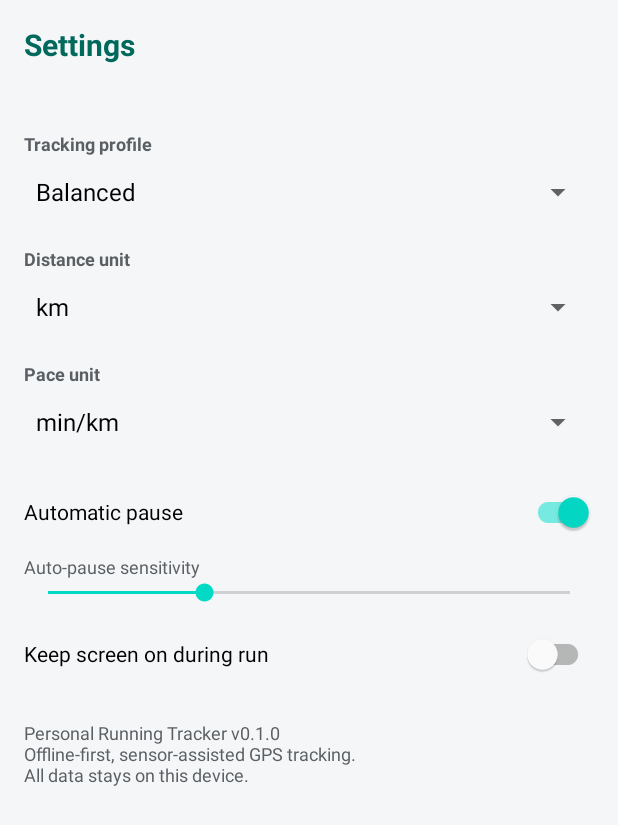
After one commit to i3iorn/personal_running_tracker, an Android app: the SettingsActivity screen opened directly, with no data from a screen before it, on a phone screen of 412 x 824 dp. The commit adds this screen. Shown: the top 825 px of the screen. Run offline under Robolectric (Android 15) with nearby library versions, the phone set to English and light mode, and no system bars.

Commit message:
Phase E: run-state crash recovery, transactional finish writes, degraded-GPS notification, GPS index, populated history list with date filter, Settings screen

```diff
--- a/app/src/main/AndroidManifest.xml
+++ b/app/src/main/AndroidManifest.xml
@@ -29,6 +29,7 @@
 
         <activity android:name=".RunDetailActivity" android:exported="false" />
         <activity android:name=".StatisticsActivity" android:exported="false" />
+        <activity android:name=".SettingsActivity" android:exported="false" />
 
         <!-- Foreground service declared here; implemented in Phase 2. -->
         <service android:name=".tracking.TrackingService" android:exported="false"
--- /dev/null
+++ b/app/src/main/java/dev/schrammel/personal_running_tracker/SettingsActivity.kt
@@ -0,0 +1,74 @@
+package dev.schrammel.personal_running_tracker
+
+import android.os.Bundle
+import android.widget.ArrayAdapter
+import android.widget.SeekBar
+import android.widget.Spinner
+import com.google.android.material.switchmaterial.SwitchMaterial
+import androidx.appcompat.app.AppCompatActivity
+import dev.schrammel.personal_running_tracker.settings.TrackingPreferences
+
+/** Settings (spec §9.4): profile, units, auto-pause, screen-on. All stored in TrackingPreferences. */
+class SettingsActivity : AppCompatActivity() {
+
+    override fun onCreate(savedInstanceState: Bundle?) {
+        super.onCreate(savedInstanceState)
+        setContentView(R.layout.activity_settings)
+        val prefs = TrackingPreferences(this)
+
+        val profileSpinner = findViewById<Spinner>(R.id.profileSpinner)
+        profileSpinner.adapter = ArrayAdapter(
+            this, android.R.layout.simple_spinner_dropdown_item,
+            listOf("Saver", "Balanced", "High Accuracy")
+        )
+        profileSpinner.setSelection(
+            listOf("Saver", "Balanced", "High Accuracy").indexOf(prefs.trackingProfile).coerceAtLeast(0)
+        )
+        profileSpinner.onItemSelectedListener = object : android.widget.AdapterView.OnItemSelectedListener {
+            override fun onItemSelected(p: android.widget.AdapterView<*>?, v: android.view.View?, pos: Int, id: Long) {
+                prefs.trackingProfile = listOf("Saver", "Balanced", "High Accuracy")[pos]
+            }
+            override fun onNothingSelected(p: android.widget.AdapterView<*>?) {}
+        }
+
+        val distanceUnits = listOf("km", "mi")
+        val distanceSpinner = findViewById<Spinner>(R.id.distanceUnitSpinner)
+        distanceSpinner.adapter = ArrayAdapter(this, android.R.layout.simple_spinner_dropdown_item, distanceUnits)
+        distanceSpinner.setSelection(distanceUnits.indexOf(prefs.distanceUnit).coerceAtLeast(0))
+        distanceSpinner.onItemSelectedListener = object : android.widget.AdapterView.OnItemSelectedListener {
+            override fun onItemSelected(p: android.widget.AdapterView<*>?, v: android.view.View?, pos: Int, id: Long) {
+                prefs.distanceUnit = distanceUnits[pos]
+            }
+            override fun onNothingSelected(p: android.widget.AdapterView<*>?) {}
+        }
+
+        val paceUnits = listOf("min/km", "min/mi")
+        val paceSpinner = findViewById<Spinner>(R.id.paceUnitSpinner)
+        paceSpinner.adapter = ArrayAdapter(this, android.R.layout.simple_spinner_dropdown_item, paceUnits)
+        paceSpinner.setSelection(paceUnits.indexOf(prefs.paceUnit).coerceAtLeast(0))
+        paceSpinner.onItemSelectedListener = object : android.widget.AdapterView.OnItemSelectedListener {
+            override fun onItemSelected(p: android.widget.AdapterView<*>?, v: android.view.View?, pos: Int, id: Long) {
+                prefs.paceUnit = paceUnits[pos]
+            }
+            override fun onNothingSelected(p: android.widget.AdapterView<*>?) {}
+        }
+
+        val autoPause = findViewById<SwitchMaterial>(R.id.autoPauseSwitch)
+        autoPause.isChecked = prefs.autoPauseEnabled
+        autoPause.setOnCheckedChangeListener { _, checked -> prefs.autoPauseEnabled = checked }
+
+        val seek = findViewById<SeekBar>(R.id.sensitivitySeek)
+        seek.progress = prefs.autoPauseSensitivity.coerceIn(0, 10)
+        seek.setOnSeekBarChangeListener(object : SeekBar.OnSeekBarChangeListener {
+            override fun onProgressChanged(bar: SeekBar?, value: Int, fromUser: Boolean) {
+                if (fromUser) prefs.autoPauseSensitivity = value
+            }
+            override fun onStartTrackingTouch(bar: SeekBar?) {}
+            override fun onStopTrackingTouch(bar: SeekBar?) {}
+        })
+
+        val screenOn = findViewById<SwitchMaterial>(R.id.screenOnSwitch)
+        screenOn.isChecked = prefs.screenOnEnabled
+        screenOn.setOnCheckedChangeListener { _, checked -> prefs.screenOnEnabled = checked }
+    }
+}
--- a/app/src/main/java/dev/schrammel/personal_running_tracker/data/AppDatabase.kt
+++ b/app/src/main/java/dev/schrammel/personal_running_tracker/data/AppDatabase.kt
@@ -7,7 +7,7 @@ import androidx.room.RoomDatabase
 import androidx.room.TypeConverters
 
 @TypeConverters(Converters::class)
-@Database(entities = [RunEntity::class, GpsEntity::class, SensorEntity::class, EstimatedPositionEntity::class, RunDiagnostic::class, SplitEntity::class], version = 3, exportSchema = false)
+@Database(entities = [RunEntity::class, GpsEntity::class, SensorEntity::class, EstimatedPositionEntity::class, RunDiagnostic::class, SplitEntity::class, RunStateEntity::class], version = 4, exportSchema = false)
 abstract class AppDatabase : RoomDatabase() {
     abstract fun runDao(): RunDao
     abstract fun gpsDao(): GpsDao
@@ -15,6 +15,7 @@ abstract class AppDatabase : RoomDatabase() {
     abstract fun estimatedPositionDao(): EstimatedPositionDao
     abstract fun runDiagnosticDao(): RunDiagnosticDao
     abstract fun splitDao(): SplitDao
+    abstract fun runStateDao(): RunStateDao
 
     companion object {
         @Volatile private var INSTANCE: AppDatabase? = null
--- a/app/src/main/java/dev/schrammel/personal_running_tracker/data/GpsEntity.kt
+++ b/app/src/main/java/dev/schrammel/personal_running_tracker/data/GpsEntity.kt
@@ -1,10 +1,11 @@
 package dev.schrammel.personal_running_tracker.data
 
 import androidx.room.Entity
+import androidx.room.Index
 import androidx.room.PrimaryKey
 import dev.schrammel.personal_running_tracker.model.GpsObservation
 
-@Entity(tableName = "gps_observations")
+@Entity(tableName = "gps_observations", indices = [Index("runId", "timestamp")])
 data class GpsEntity(
     @PrimaryKey(autoGenerate = true) val id: Long = 0L,
     val runId: Long,
--- /dev/null
+++ b/app/src/main/res/layout/activity_settings.xml
@@ -0,0 +1,76 @@
+<?xml version="1.0" encoding="utf-8"?>
+<LinearLayout xmlns:android="http://schemas.android.com/apk/res/android"
+    android:layout_width="match_parent"
+    android:layout_height="match_parent"
+    android:orientation="vertical"
+    android:fitsSystemWindows="true"
+    android:background="@color/rt_background">
+
+    <TextView
+        android:layout_width="match_parent"
+        android:layout_height="wrap_content"
+        android:padding="16dp"
+        android:text="Settings"
+        android:textColor="@color/rt_primary"
+        android:textSize="20sp"
+        android:textStyle="bold" />
+
+    <ScrollView
+        android:layout_width="match_parent"
+        android:layout_height="0dp"
+        android:layout_weight="1">
+
+        <LinearLayout
+            android:layout_width="match_parent"
+            android:layout_height="wrap_content"
+            android:orientation="vertical"
+            android:padding="16dp">
+
+            <TextView style="@style/SettingsLabel" android:text="Tracking profile" />
+            <Spinner android:id="@+id/profileSpinner" style="@style/SettingsControl" />
+
+            <TextView style="@style/SettingsLabel" android:text="Distance unit" />
+            <Spinner android:id="@+id/distanceUnitSpinner" style="@style/SettingsControl" />
+
+            <TextView style="@style/SettingsLabel" android:text="Pace unit" />
+            <Spinner android:id="@+id/paceUnitSpinner" style="@style/SettingsControl" />
+
+            <com.google.android.material.switchmaterial.SwitchMaterial
+                android:id="@+id/autoPauseSwitch"
+                android:layout_width="match_parent"
+                android:layout_height="wrap_content"
+                android:layout_marginTop="12dp"
+                android:text="Automatic pause" />
+
+            <TextView
+                android:layout_width="match_parent"
+                android:layout_height="wrap_content"
+                android:layout_marginTop="4dp"
+                android:text="Auto-pause sensitivity"
+                android:textColor="@color/rt_on_surface_variant"
+                android:textSize="12sp" />
+
+            <SeekBar
+                android:id="@+id/sensitivitySeek"
+                android:layout_width="match_parent"
+                android:layout_height="wrap_content"
+                android:max="10" />
+
+            <com.google.android.material.switchmaterial.SwitchMaterial
+                android:id="@+id/screenOnSwitch"
+                android:layout_width="match_parent"
+                android:layout_height="wrap_content"
+                android:layout_marginTop="8dp"
+                android:text="Keep screen on during run" />
+
+            <TextView
+                android:id="@+id/aboutText"
+                android:layout_width="match_parent"
+                android:layout_height="wrap_content"
+                android:layout_marginTop="20dp"
+                android:textColor="@color/rt_on_surface_variant"
+                android:textSize="12sp"
+                android:text="Personal Running Tracker v0.1.0\nOffline-first, sensor-assisted GPS tracking.\nAll data stays on this device." />
+        </LinearLayout>
+    </ScrollView>
+</LinearLayout>
--- a/app/src/main/res/values/themes.xml
+++ b/app/src/main/res/values/themes.xml
@@ -10,4 +10,18 @@
         <item name="android:statusBarColor">@color/rt_primary_dark</item>
         <item name="android:windowBackground">@color/rt_background</item>
     </style>
+
+    <style name="SettingsLabel">
+        <item name="android:layout_width">match_parent</item>
+        <item name="android:layout_height">wrap_content</item>
+        <item name="android:layout_marginTop">12dp</item>
+        <item name="android:textColor">@color/rt_on_surface_variant</item>
+        <item name="android:textSize">12sp</item>
+        <item name="android:textStyle">bold</item>
+    </style>
+
+    <style name="SettingsControl">
+        <item name="android:layout_width">match_parent</item>
+        <item name="android:layout_height">wrap_content</item>
+    </style>
 </resources>
```
Also changed, not shown: app/src/main/java/dev/schrammel/personal_running_tracker/MainActivity.kt (+54 -1 lines), app/src/main/java/dev/schrammel/personal_running_tracker/data/RunState.kt (added, +36 -0 lines), app/src/main/java/dev/schrammel/personal_running_tracker/tracking/TrackingService.kt (+66 -4 lines), app/src/main/res/layout/activity_main.xml (+25 -8 lines).
